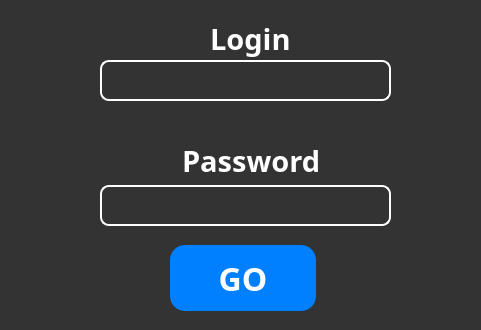
First picture: the form in ui/logining.ui, repository Alchemmist/SchoolRing, before the edit.
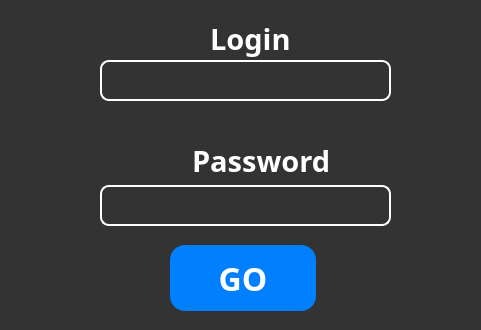
Second picture: the form after the edit. Icons and pictures are not drawn.

The edit to the form file:
```diff
--- a/ui/logining.ui
+++ b/ui/logining.ui
@@ -123,7 +123,7 @@
   <widget class="QWidget" name="layoutWidget">
    <property name="geometry">
     <rect>
-     <x>150</x>
+     <x>160</x>
      <y>140</y>
      <width>171</width>
      <height>41</height>
```
